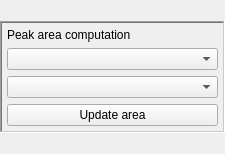
First picture: the form in emzed/core/explorers/widgets/integration_widget.ui, repository uweschmitt/emzed2, before the edit.
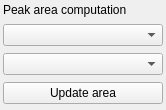
Second picture: the form after the edit.

What changed in the file:
```diff
--- a/emzed/core/explorers/widgets/integration_widget.ui
+++ b/emzed/core/explorers/widgets/integration_widget.ui
@@ -6,12 +6,12 @@
    <rect>
     <x>0</x>
     <y>0</y>
-    <width>225</width>
-    <height>154</height>
+    <width>166</width>
+    <height>110</height>
    </rect>
   </property>
   <property name="sizePolicy">
-   <sizepolicy hsizetype="Expanding" vsizetype="Preferred">
+   <sizepolicy hsizetype="Fixed" vsizetype="Fixed">
     <horstretch>0</horstretch>
     <verstretch>0</verstretch>
    </sizepolicy>
@@ -19,14 +19,26 @@
   <property name="windowTitle">
    <string>Form</string>
   </property>
-  <layout class="QGridLayout" name="gridLayout">
-   <property name="margin">
+  <layout class="QVBoxLayout" name="verticalLayout">
+   <property name="sizeConstraint">
+    <enum>QLayout::SetMinimumSize</enum>
+   </property>
+   <property name="leftMargin">
     <number>0</number>
    </property>
-   <item row="0" column="0">
+   <property name="topMargin">
+    <number>0</number>
+   </property>
+   <property name="rightMargin">
+    <number>0</number>
+   </property>
+   <property name="bottomMargin">
+    <number>0</number>
+   </property>
+   <item>
     <widget class="QFrame" name="_frame">
      <property name="sizePolicy">
-      <sizepolicy hsizetype="Expanding" vsizetype="Fixed">
+      <sizepolicy hsizetype="Fixed" vsizetype="Minimum">
        <horstretch>0</horstretch>
        <verstretch>0</verstretch>
       </sizepolicy>
@@ -38,22 +50,37 @@
       </size>
      </property>
      <property name="frameShape">
-      <enum>QFrame::WinPanel</enum>
+      <enum>QFrame::NoFrame</enum>
      </property>
      <property name="frameShadow">
-      <enum>QFrame::Sunken</enum>
+      <enum>QFrame::Plain</enum>
      </property>
      <property name="lineWidth">
       <number>1</number>
      </property>
      <layout class="QVBoxLayout" name="verticalLayout_2">
-      <property name="margin">
-       <number>5</number>
+      <property name="spacing">
+       <number>7</number>
+      </property>
+      <property name="sizeConstraint">
+       <enum>QLayout::SetMinimumSize</enum>
+      </property>
+      <property name="leftMargin">
+       <number>3</number>
+      </property>
+      <property name="topMargin">
+       <number>3</number>
+      </property>
+      <property name="rightMargin">
+       <number>3</number>
+      </property>
+      <property name="bottomMargin">
+       <number>3</number>
       </property>
       <item>
        <widget class="QLabel" name="_label">
         <property name="sizePolicy">
-         <sizepolicy hsizetype="Expanding" vsizetype="Preferred">
+         <sizepolicy hsizetype="Fixed" vsizetype="Fixed">
           <horstretch>0</horstretch>
           <verstretch>0</verstretch>
          </sizepolicy>
@@ -75,11 +102,17 @@
       <item>
        <widget class="QComboBox" name="_methods">
         <property name="sizePolicy">
-         <sizepolicy hsizetype="Expanding" vsizetype="Fixed">
+         <sizepolicy hsizetype="Fixed" vsizetype="Fixed">
           <horstretch>0</horstretch>
           <verstretch>0</verstretch>
          </sizepolicy>
         </property>
+        <property name="minimumSize">
+         <size>
+          <width>160</width>
+          <height>0</height>
+         </size>
+        </property>
         <property name="maximumSize">
          <size>
           <width>250</width>
@@ -94,7 +127,7 @@
       <item>
        <widget class="QComboBox" name="_postfixes">
         <property name="sizePolicy">
-         <sizepolicy hsizetype="Expanding" vsizetype="Fixed">
+         <sizepolicy hsizetype="Fixed" vsizetype="Fixed">
           <horstretch>0</horstretch>
           <verstretch>0</verstretch>
          </sizepolicy>
@@ -116,7 +149,7 @@
          <bool>true</bool>
         </property>
         <property name="sizePolicy">
-         <sizepolicy hsizetype="Expanding" vsizetype="Fixed">
+         <sizepolicy hsizetype="Fixed" vsizetype="Fixed">
           <horstretch>0</horstretch>
           <verstretch>0</verstretch>
          </sizepolicy>
@@ -138,6 +171,19 @@
         </property>
        </widget>
       </item>
+      <item>
+       <spacer name="verticalSpacer">
+        <property name="orientation">
+         <enum>Qt::Vertical</enum>
+        </property>
+        <property name="sizeHint" stdset="0">
+         <size>
+          <width>20</width>
+          <height>0</height>
+         </size>
+        </property>
+       </spacer>
+      </item>
      </layout>
     </widget>
    </item>
```
